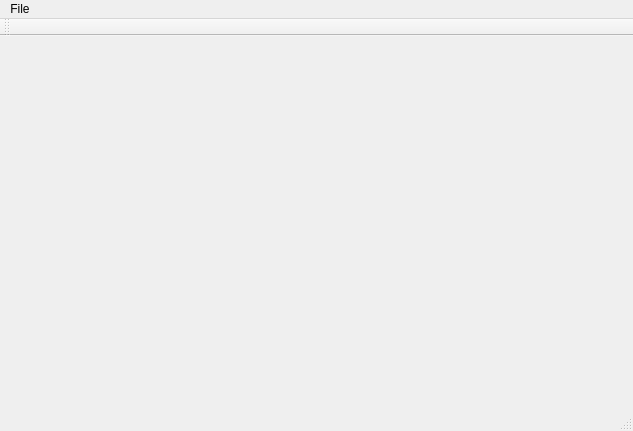
Qt form OSGDemo/osgdemo.ui (OopsZ/OSGDemo) before a commit.
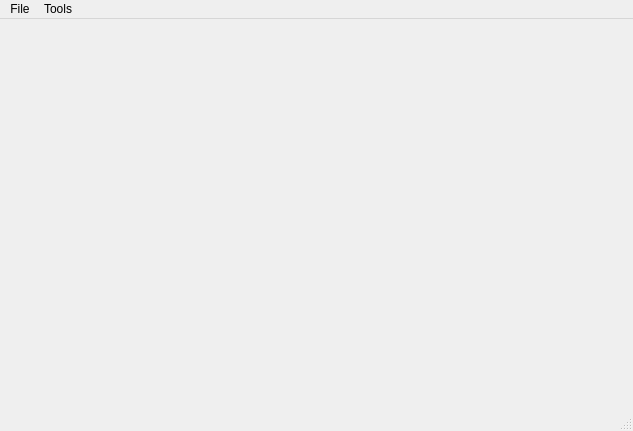
The same form after that commit.

```diff
--- a/OSGDemo/osgdemo.ui
+++ b/OSGDemo/osgdemo.ui
@@ -29,15 +29,14 @@
     </property>
     <addaction name="actionOpen"/>
    </widget>
+   <widget class="QMenu" name="menuTools">
+    <property name="title">
+     <string>Tools</string>
+    </property>
+    <addaction name="actionCordon"/>
+   </widget>
    <addaction name="menuFile"/>
-  </widget>
-  <widget class="QToolBar" name="mainToolBar">
-   <attribute name="toolBarArea">
-    <enum>TopToolBarArea</enum>
-   </attribute>
-   <attribute name="toolBarBreak">
-    <bool>false</bool>
-   </attribute>
+   <addaction name="menuTools"/>
   </widget>
   <widget class="QStatusBar" name="statusBar"/>
   <action name="actionOpen">
```
Left out of the diff: 8 changed lines with no effect on the pictures.
